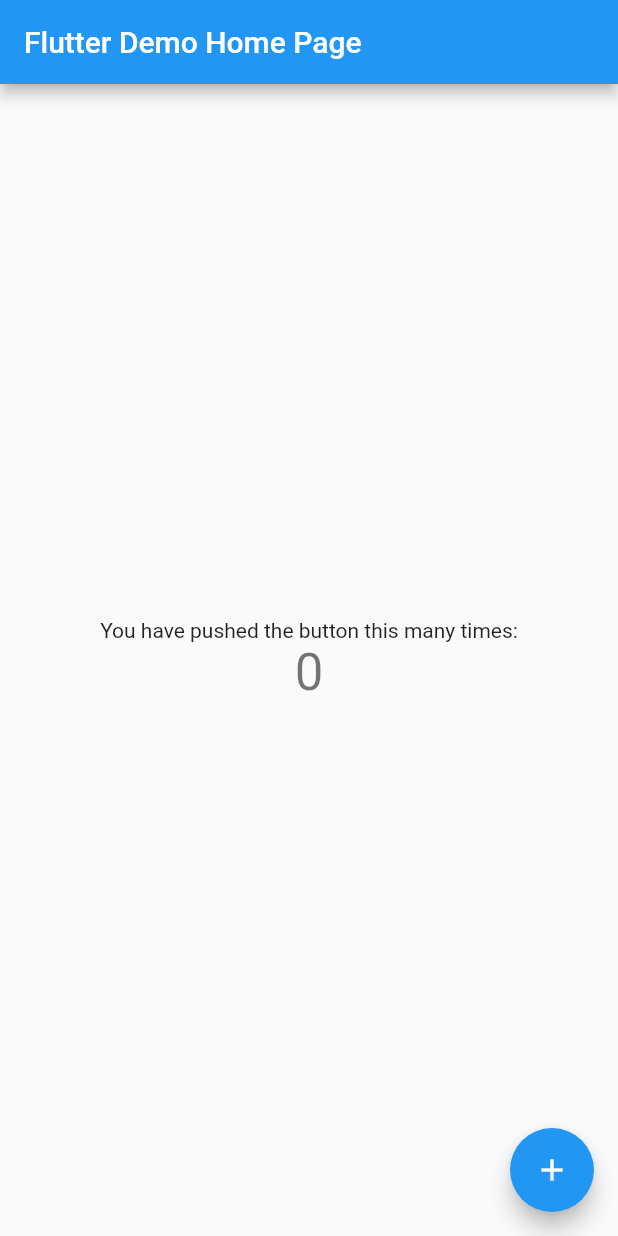
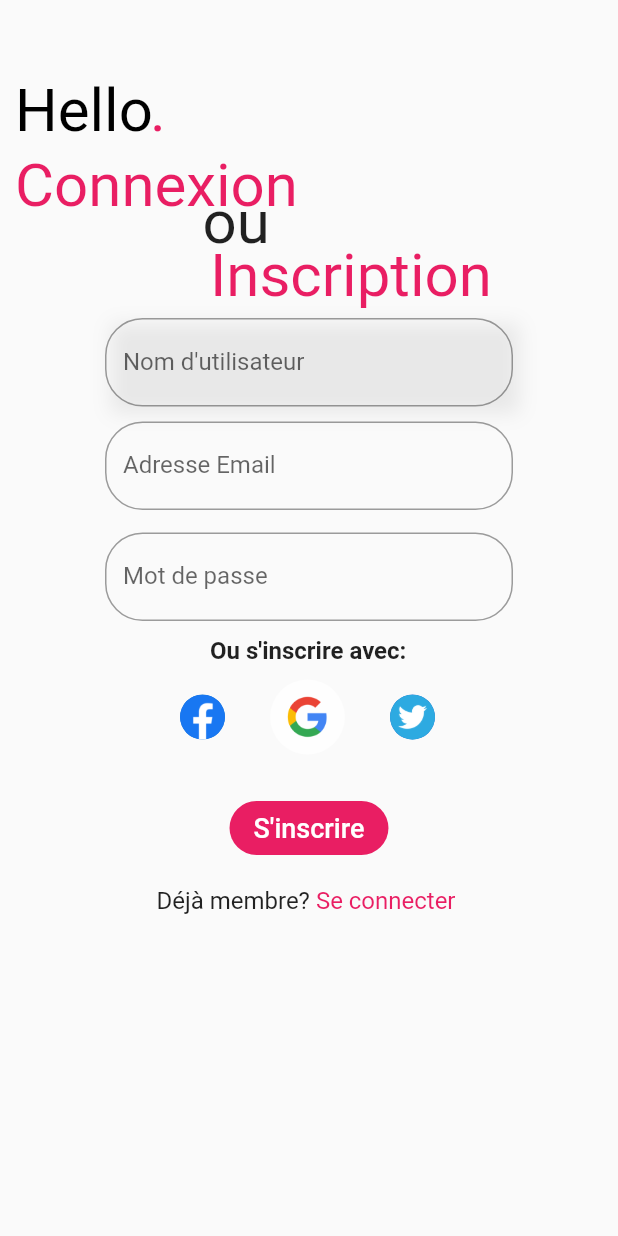
Before and after one commit to shareyourparkmobile/share_your_park, a Flutter app: the screen it shows after launch, on a phone screen of 412 x 824 dp. Run offline on Flutter 3.47's test engine with Material 2 defaults, Android fonts, the phone set to English and light mode, and no system bars.

Commit message:
creation de compte

```diff
--- /dev/null
+++ b/lib/app.dart
@@ -0,0 +1,31 @@
+import 'package:flutter/material.dart';
+
+class App extends StatelessWidget {
+  @override
+  Widget build(BuildContext context) {
+
+    return Scaffold(
+      backgroundColor: Color(0xffd84d64),
+     body: Center(
+
+       child: Column(
+         crossAxisAlignment: CrossAxisAlignment.center,
+
+
+         children: <Widget>[
+
+           Container(
+             margin: EdgeInsets.only(top: 250 ),
+             child: Image.asset(
+         'assets/logo-syp3.png',
+         width: 100,
+         height: 100,
+         ),
+           ),
+         ],
+       ),
+
+     ),
+    );
+  }
+}
--- /dev/null
+++ b/lib/create.dart
@@ -0,0 +1,294 @@
+import 'package:flutter/material.dart';
+
+
+class Create extends StatelessWidget {
+  @override
+  Widget build(BuildContext context) {
+    return Scaffold(
+      body: Container(
+        child: Column(
+          crossAxisAlignment: CrossAxisAlignment.start,
+          children: <Widget>[
+            Stack(
+              children: <Widget>[
+                Container( // hello
+                  margin: EdgeInsets.fromLTRB(10.0, 50.0, 00.0, 00.0),
+                  child: Text(
+                    'Hello',
+                    style: TextStyle(
+                      color: Colors.black,
+                      fontSize:  40,
+                      ),
+                    ),
+                ),
+                 Container(
+                  margin: EdgeInsets.fromLTRB(100.0, 50.0, 00.0, 00.0),
+                  child: Text(
+                    '.',
+                    style: TextStyle(
+                      color: Colors.pink,
+                      fontSize:  40,
+                      ),
+                    ),
+                ),
+                 Container(
+                  margin: EdgeInsets.fromLTRB(10.0, 100.0, 00.0, 00.0),
+                  child: Text(
+                    'Connexion',
+                    style: TextStyle(
+                      color: Colors.pink,
+                      fontSize:  40,
+                      ),
+                    ),
+                ),
+                Container(
+                  margin: EdgeInsets.fromLTRB(135.0, 125.0, 00.0, 00.0),
+                  child: Text(
+                    'ou',
+                    style: TextStyle(
+                      fontSize:  40,
+                      ),
+                    ),
+                ),
+                Container(
+                  margin: EdgeInsets.fromLTRB(140.0, 160.0, 00.0, 00.0),
+                  child: Text(
+                    'Inscription',
+                    style: TextStyle(
+                      color: Colors.pink,
+                      fontSize:  40,
+                      ),
+                    ),
+                ),
+              ],
+            ),
+              /*SizedBox(
+                height: 10,
+              ),*/
+
+              //formulaire
+                Container(
+                  margin: EdgeInsets.symmetric(vertical: 5, horizontal: 70),
+
+                  decoration: BoxDecoration(
+                    color: Colors.transparent,
+                      boxShadow: [
+                                BoxShadow(
+                                  color: Colors.grey.withOpacity(0.2),
+                                  //spreadRadius: 7,
+                                  blurRadius: 10,
+                                  offset: Offset(4, 4), // changes position of shadow
+                                ),
+                              ],
+                  ),
+                  child: TextField(
+                    obscureText: false,
+                    decoration: InputDecoration(
+                      border: OutlineInputBorder(
+                        borderRadius: const
+                          BorderRadius.all(
+                             const Radius.circular(25.0),
+                          ),
+                      ),
+                        //borderRadius: BorderRadius.circular(20),
+                        labelText: "Nom d'utilisateur",
+                 ),
+                ),
+                 ),
+                  /*SizedBox(
+                height: 5,
+              ),*/
+                Container(
+
+                  margin: EdgeInsets.symmetric(vertical: 5, horizontal: 70),
+                  color: Colors.transparent,
+                  child: TextField(
+                    //textAlign: TextAlign.center,
+                    obscureText: false,
+                    decoration: InputDecoration(
+                        border: OutlineInputBorder(
+                          borderRadius: const
+                          BorderRadius.all(
+                             const Radius.circular(25.0),
+                          ),
+                        ),
+
+                        labelText: "Adresse Email",
+                 ),
+
+                ),
+
+                 ),
+                Container(
+
+                  margin: EdgeInsets.symmetric(vertical: 10, horizontal: 70),
+                  color: Colors.transparent,
+                  child: TextField(
+                    //textAlign: TextAlign.center,
+                    obscureText: true,
+                    decoration: InputDecoration(
+                        border: OutlineInputBorder(
+                          borderRadius: const
+                          BorderRadius.all(
+                             const Radius.circular(25.0),
+                          ),
+                        ),
+
+                        labelText: "Mot de passe",
+                 ),
+                  ),
+                ),
+                Container(
+                  margin: EdgeInsets.only(left: 140),
+                  child: Text(
+                    "Ou s'inscrire avec:",
+                     textAlign: TextAlign.center,
+                    style: TextStyle(
+
+                      fontSize: 16,
+                      fontWeight: FontWeight.bold,
+                    ),
+
+                  ),
+                ),
+
+                 //inscripition via reseaux sociaux
+                Container(
+                  child:Row(
+                    children: <Widget>[
+                      Container(
+                        margin: EdgeInsets.fromLTRB(120.0, 10.0, 00.0, 00.0),
+                        height: 30,
+                        width: 30,
+                        child: CircleAvatar(
+                          radius: 30.0,
+                          backgroundImage: AssetImage('assets/fb.png'),
+
+                        ),
+                      ),
+                      Container(
+
+                        margin: EdgeInsets.fromLTRB(30.0, 10.0, 00.0, 00.0),
+                        height: 50,
+                        width: 50,
+                        child: CircleAvatar(
+
+                          radius: 30.0,
+                          backgroundColor: Colors.white70,
+                          backgroundImage: AssetImage('assets/goo.png'),
+                          ),
+                      ),
+                       Container(
+                        margin: EdgeInsets.fromLTRB(30.0, 10.0, 00.0, 00.0),
+                        height: 30,
+                        width: 30,
+                        child: CircleAvatar(
+                          radius: 30.0,
+                          backgroundImage: AssetImage('assets/twitter.png'),
+                          ),
+                      ),
+                    ],
+                  ),
+                ),
+
+                  SizedBox(
+                    height: 25,
+                  ),
+
+                    /*Stack(
+
+                      children: <Widget>[
+                        Container(
+                          //alignment: Alignment.center,
+                          margin: EdgeInsets.only(left: 140),
+                          decoration: BoxDecoration(
+                            borderRadius: BorderRadius.circular(20),
+                             boxShadow: [
+                                BoxShadow(
+                                  color: Colors.grey.withOpacity(0.5),
+                                  spreadRadius: 5,
+                                  blurRadius: 7,
+                                  offset: Offset(0, 5), // changes position of shadow
+                                ),
+                              ],
+                            color: Colors.pink,
+                          ),
+                          child:  Center(
+                             child: Text(
+                            "S'inscrire",
+                            textAlign: TextAlign.center,
+                            style: TextStyle(
+                              color: Colors.white,
+                             fontWeight: FontWeight.bold,
+                             fontSize: 20,
+                              ),
+                            ),
+                          ),
+
+                          width: 150,
+                          height: 40,
+
+
+                        ),
+                    ],
+                    ),*/
+                  Row(
+                    mainAxisAlignment: MainAxisAlignment.center,
+
+
+                    children: <Widget>[
+
+                       FlatButton(
+
+                                color: Colors.pink,
+                                onPressed: (){},
+
+                                child: Text(
+                                  "S'inscrire",
+                                  style: TextStyle(color: Colors.white, fontSize: 18),
+                                  ),
+                                  shape: RoundedRectangleBorder( borderRadius: BorderRadius.circular(50)),
+                          ),
+                    ],
+
+                  ),
+
+                    SizedBox(
+                    height: 15,
+                  ),
+
+                    Container(
+
+                      child: Row(
+                        mainAxisAlignment: MainAxisAlignment.center,
+                        children: <Widget>[
+                           Text(
+                            "Déjà membre? ",
+                            style: TextStyle(
+                              fontSize: 16,
+                              //fontWeight: FontWeight.bold,
+                              ),
+                           ),
+                           Text(
+                            "Se connecter ",
+                            style: TextStyle(
+                              color: Colors.pink,
+                              fontSize: 16,
+                              //fontWeight: FontWeight.bold,
+                              ),
+                           ),
+                        ],
+                      ),
+
+                    ),
+
+
+
+              ],
+            ),
+      ),
+
+    );
+  }
+
+}
--- a/lib/main.dart
+++ b/lib/main.dart
@@ -1,117 +1,20 @@
 import 'package:flutter/material.dart';
+//import 'app.dart';
+import 'create.dart';
 
 void main() {
   runApp(MyApp());
 }
 
 class MyApp extends StatelessWidget {
-  // This widget is the root of your application.
+
   @override
   Widget build(BuildContext context) {
     return MaterialApp(
-      title: 'Flutter Demo',
-      theme: ThemeData(
-        // This is the theme of your application.
-        //
-        // Try running your application with "flutter run". You'll see the
-        // application has a blue toolbar. Then, without quitting the app, try
-        // changing the primarySwatch below to Colors.green and then invoke
-        // "hot reload" (press "r" in the console where you ran "flutter run",
-        // or simply save your changes to "hot reload" in a Flutter IDE).
-        // Notice that the counter didn't reset back to zero; the application
-        // is not restarted.
-        primarySwatch: Colors.blue,
-        // This makes the visual density adapt to the platform that you run
-        // the app on. For desktop platforms, the controls will be smaller and
-        // closer together (more dense) than on mobile platforms.
-        visualDensity: VisualDensity.adaptivePlatformDensity,
-      ),
-      home: MyHomePage(title: 'Flutter Demo Home Page'),
+      title: 'Share your park',
+      theme: ThemeData(),
+      home:  Create(),
     );
+
   }
 }
-
-class MyHomePage extends StatefulWidget {
-  MyHomePage({Key key, this.title}) : super(key: key);
-
-  // This widget is the home page of your application. It is stateful, meaning
-  // that it has a State object (defined below) that contains fields that affect
-  // how it looks.
-
-  // This class is the configuration for the state. It holds the values (in this
-  // case the title) provided by the parent (in this case the App widget) and
-  // used by the build method of the State. Fields in a Widget subclass are
-  // always marked "final".
-
-  final String title;
-
-  @override
-  _MyHomePageState createState() => _MyHomePageState();
-}
-
-class _MyHomePageState extends State<MyHomePage> {
-  int _counter = 0;
-
-  void _incrementCounter() {
-    setState(() {
-      // This call to setState tells the Flutter framework that something has
-      // changed in this State, which causes it to rerun the build method below
-      // so that the display can reflect the updated values. If we changed
-      // _counter without calling setState(), then the build method would not be
-      // called again, and so nothing would appear to happen.
-      _counter++;
-    });
-  }
-
-  @override
-  Widget build(BuildContext context) {
-    // This method is rerun every time setState is called, for instance as done
-    // by the _incrementCounter method above.
-    //
-    // The Flutter framework has been optimized to make rerunning build methods
-    // fast, so that you can just rebuild anything that needs updating rather
-    // than having to individually change instances of widgets.
-    return Scaffold(
-      appBar: AppBar(
-        // Here we take the value from the MyHomePage object that was created by
-        // the App.build method, and use it to set our appbar title.
-        title: Text(widget.title),
-      ),
-      body: Center(
-        // Center is a layout widget. It takes a single child and positions it
-        // in the middle of the parent.
-        child: Column(
-          // Column is also a layout widget. It takes a list of children and
-          // arranges them vertically. By default, it sizes itself to fit its
-          // children horizontally, and tries to be as tall as its parent.
-          //
-          // Invoke "debug painting" (press "p" in the console, choose the
-          // "Toggle Debug Paint" action from the Flutter Inspector in Android
-          // Studio, or the "Toggle Debug Paint" command in Visual Studio Code)
-          // to see the wireframe for each widget.
-          //
-          // Column has various properties to control how it sizes itself and
-          // how it positions its children. Here we use mainAxisAlignment to
-          // center the children vertically; the main axis here is the vertical
-          // axis because Columns are vertical (the cross axis would be
-          // horizontal).
-          mainAxisAlignment: MainAxisAlignment.center,
-          children: <Widget>[
-            Text(
-              'You have pushed the button this many times:',
-            ),
-            Text(
-              '$_counter',
-              style: Theme.of(context).textTheme.headline4,
-            ),
-          ],
-        ),
-      ),
-      floatingActionButton: FloatingActionButton(
-        onPressed: _incrementCounter,
-        tooltip: 'Increment',
-        child: Icon(Icons.add),
-      ), // This trailing comma makes auto-formatting nicer for build methods.
-    );
-  }
-}
--- a/pubspec.yaml
+++ b/pubspec.yaml
@@ -45,7 +45,8 @@ flutter:
   uses-material-design: true
 
   # To add assets to your application, add an assets section, like this:
-  # assets:
+  assets:
+    - assets/
   #   - images/a_dot_burr.jpeg
   #   - images/a_dot_ham.jpeg
 
```
Also changed, not shown: assets/fb.png (added), assets/goo.png (added), assets/logo-syp3.png (added), assets/twitter.png (added).
